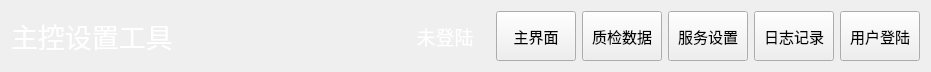
The window that MasterCtrlSet/navbarwid.ui (ChinaClever/PDU-Settings) describes before a commit, drawn with Qt 5.
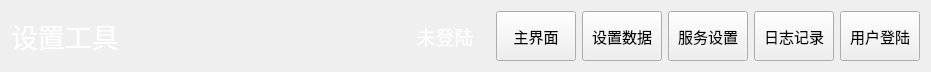
The same window after the commit.

Diff of the .ui file:
```diff
--- a/MasterCtrlSet/navbarwid.ui
+++ b/MasterCtrlSet/navbarwid.ui
@@ -99,7 +99,7 @@
       </font>
      </property>
      <property name="text">
-      <string>质检数据</string>
+      <string>设置数据</string>
      </property>
     </widget>
    </item>
@@ -115,7 +115,7 @@
       <string notr="true">color: rgb(255, 255, 255);</string>
      </property>
      <property name="text">
-      <string>主控设置工具</string>
+      <string>设置工具</string>
      </property>
     </widget>
    </item>
```
